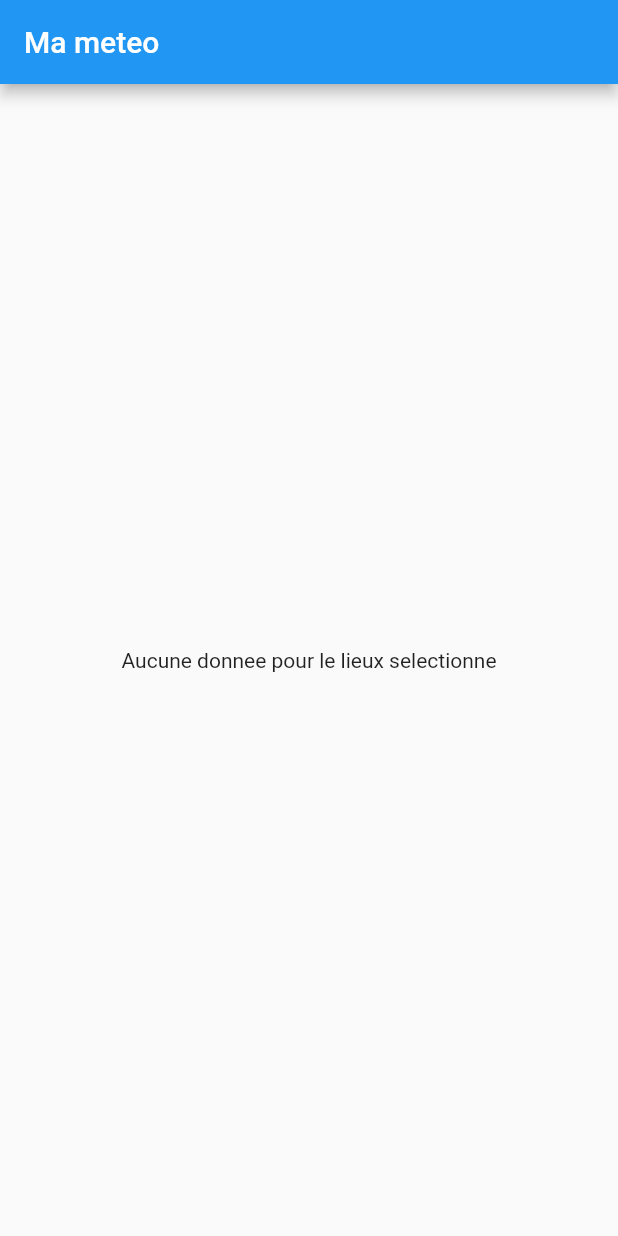
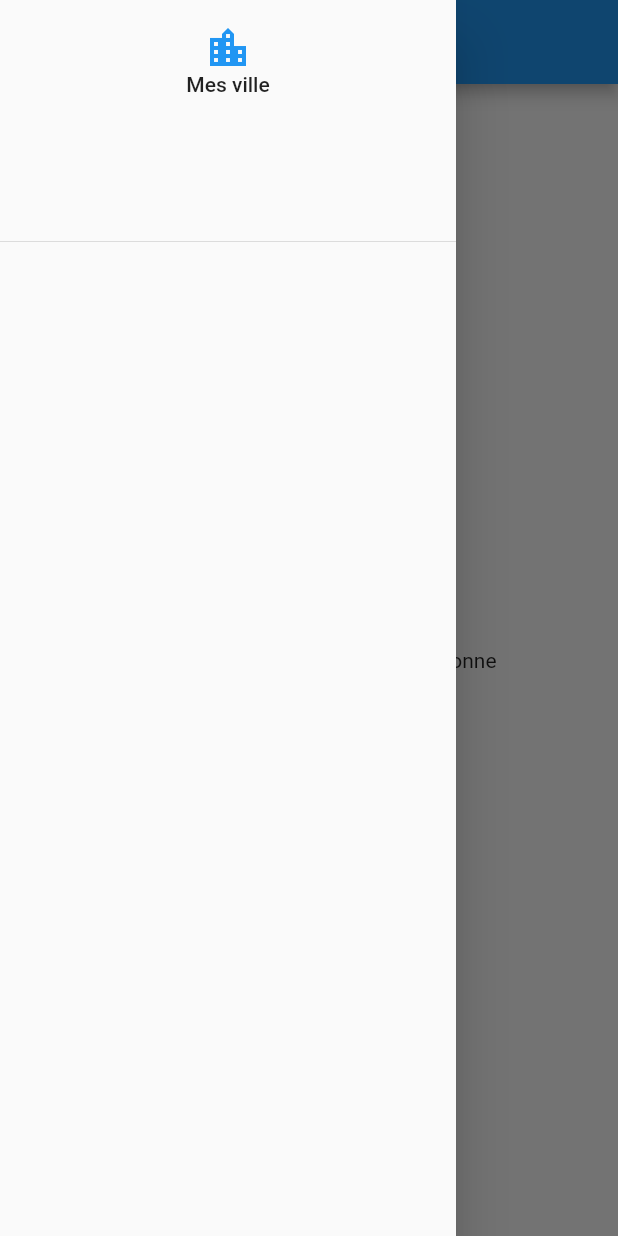
Before and after one commit to Hansadonis/meteoApp, a Flutter app: the screen it shows after launch, with the side drawer open (before the commit the screen has no drawer), on a phone screen of 412 x 824 dp. Run offline on Flutter 3.47's test engine with Material 2 defaults, Android fonts, the phone set to English and light mode, and no system bars; our stand-ins replace geocoding, location.

Commit message:
ajout du drawer

```diff
--- a/lib/views/forecast_view.dart
+++ b/lib/views/forecast_view.dart
@@ -16,9 +16,8 @@ class ForecastView extends StatelessWidget {
     return Column(
       children: [
         CurrentWeather(forecast: response!.list.first),
-        Expanded(child: ListView.separated(
+        Expanded(child: ListView.builder(
             itemBuilder: ((context, index) => DailyTile(day: byDay[index])),
-            separatorBuilder: ((c, i) => const Divider()),
             itemCount: byDay.length))
       ],
     );
--- a/lib/views/home_view.dart
+++ b/lib/views/home_view.dart
@@ -5,6 +5,7 @@ import 'package:ma_meteo/model/geo_position.dart';
 import 'package:ma_meteo/services/api_services.dart';
 import 'package:ma_meteo/services/location_service.dart';
 import 'package:ma_meteo/views/forecast_view.dart';
+import 'package:ma_meteo/views/my_drawe.dart';
 import 'package:ma_meteo/views/no_data_view.dart';
 
 class Homeview extends StatefulWidget {
@@ -31,6 +32,7 @@ class _HomeviewState extends State<Homeview> {
         backgroundColor: Theme.of(context).primaryColor,
         title: Text(userPosition?.city ?? "Ma meteo"),
       ),
+      drawer: MyDrawer(myPosition: userPosition, cities: [], onTap: onTap),
       body: (apiResponse == null) ? NoDataView() : ForecastView(response: apiResponse!),
     );
   }
@@ -49,4 +51,8 @@ class _HomeviewState extends State<Homeview> {
 
   }
 
+  onTap(String string){
+    Navigator.of(context).pop();
+  }
+
 }
--- /dev/null
+++ b/lib/views/my_drawe.dart
@@ -0,0 +1,47 @@
+import 'package:flutter/material.dart';
+import 'package:ma_meteo/model/geo_position.dart';
+
+class MyDrawer extends StatelessWidget {
+
+  GeoPosition? myPosition;
+  List<String> cities;
+  Function(String) onTap;
+
+  MyDrawer({required this.myPosition, required this.cities, required this.onTap});
+
+  @override
+  Widget build(BuildContext context) {
+    final itemCount = (myPosition == null) ? cities.length + 1 : cities.length + 2;
+
+    return Drawer(
+      child: ListView.separated(
+          itemBuilder: ((context, index) {
+            if(index == 0) return header(context);
+            if(index == 1 && myPosition != null) return tappable(myPosition!.city);
+            if(myPosition == null) return tappable(cities[index - 1]);
+            return tappable(cities[index - 2]);
+          }),
+          separatorBuilder: ((context, index) => const Divider()),
+          itemCount: itemCount
+      ),
+    );
+  }
+
+  DrawerHeader header(BuildContext context){
+    return DrawerHeader(
+        child: Column(
+          children: [
+            Icon(Icons.location_city_outlined, size: 32, color: Theme.of(context).primaryColor,),
+            Text("Mes ville"),
+          ],
+        ));
+  }
+
+  ListTile tappable(String string){
+    return ListTile(
+      title: Text(string),
+      onTap: (() => onTap(string)),
+    );
+  }
+
+}
```
Also changed, not shown: lib/views/daily_tile.dart (+9 -5 lines), lib/views/add_city_view.dart (added).
